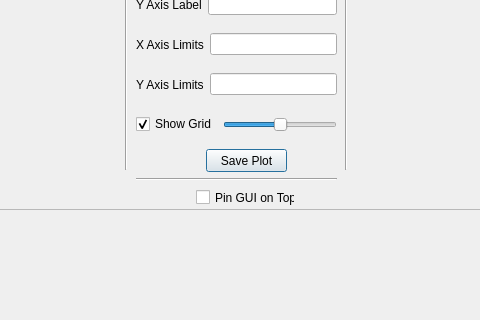
Qt form SimpleGraph.ui (Adillwma/SimpleGraph) before a commit; both pictures show x 164 to 644 and y 291 to 611 of the 803 by 1180 pixel window.
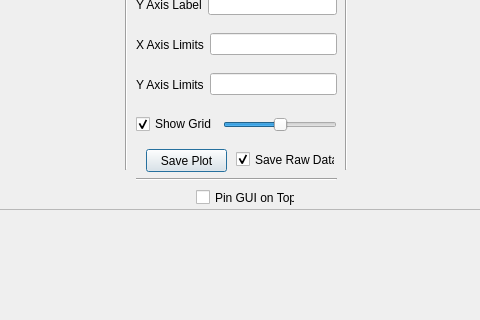
The same form after that commit. Icons and pictures are not drawn.

Commit message: Added saving of raw data to disk if user requires, so that entering data here during experiments is not going to loose all the raw values

```diff
--- a/SimpleGraph.ui
+++ b/SimpleGraph.ui
@@ -127,7 +127,7 @@
   <widget class="QPushButton" name="saveplot_button">
    <property name="geometry">
     <rect>
-     <x>370</x>
+     <x>310</x>
      <y>440</y>
      <width>81</width>
      <height>23</height>
@@ -957,6 +957,22 @@
     <bool>false</bool>
    </property>
   </widget>
+  <widget class="QCheckBox" name="save_rawdata_checkbox">
+   <property name="geometry">
+    <rect>
+     <x>400</x>
+     <y>440</y>
+     <width>99</width>
+     <height>21</height>
+    </rect>
+   </property>
+   <property name="text">
+    <string>Save Raw Data</string>
+   </property>
+   <property name="checked">
+    <bool>true</bool>
+   </property>
+  </widget>
  </widget>
  <resources/>
  <connections/>
```
The commit also changes 2 other files.
